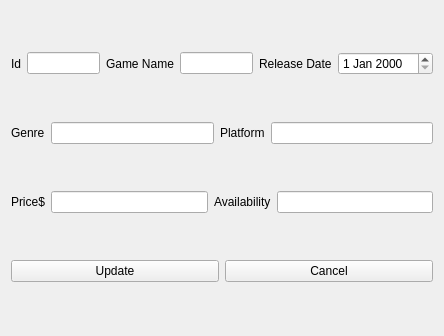
First picture: the form in editGame.ui, repository XiaoshuaiGeng/Gameshop-GSMS, before the edit.
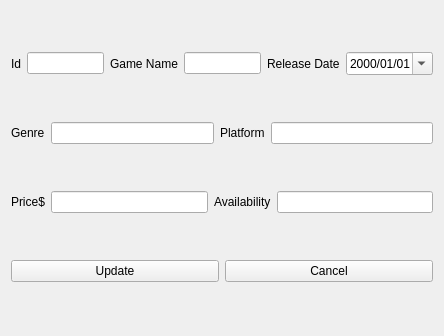
Second picture: the form after the edit.

Diff of the .ui file:
```diff
--- a/editGame.ui
+++ b/editGame.ui
@@ -57,7 +57,17 @@
         </widget>
        </item>
        <item>
-        <widget class="QDateEdit" name="releaseDate"/>
+        <widget class="QDateEdit" name="releaseDate">
+         <property name="currentSection">
+          <enum>QDateTimeEdit::DaySection</enum>
+         </property>
+         <property name="displayFormat">
+          <string>yyyy/MM/dd</string>
+         </property>
+         <property name="calendarPopup">
+          <bool>true</bool>
+         </property>
+        </widget>
        </item>
       </layout>
      </item>
```
